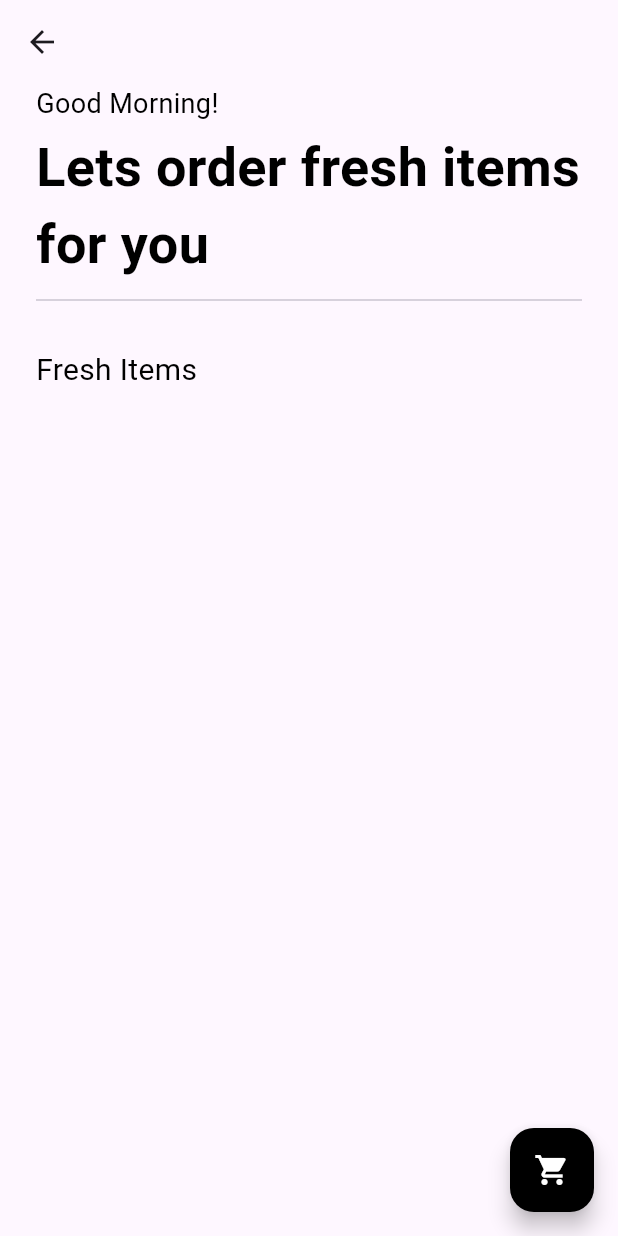
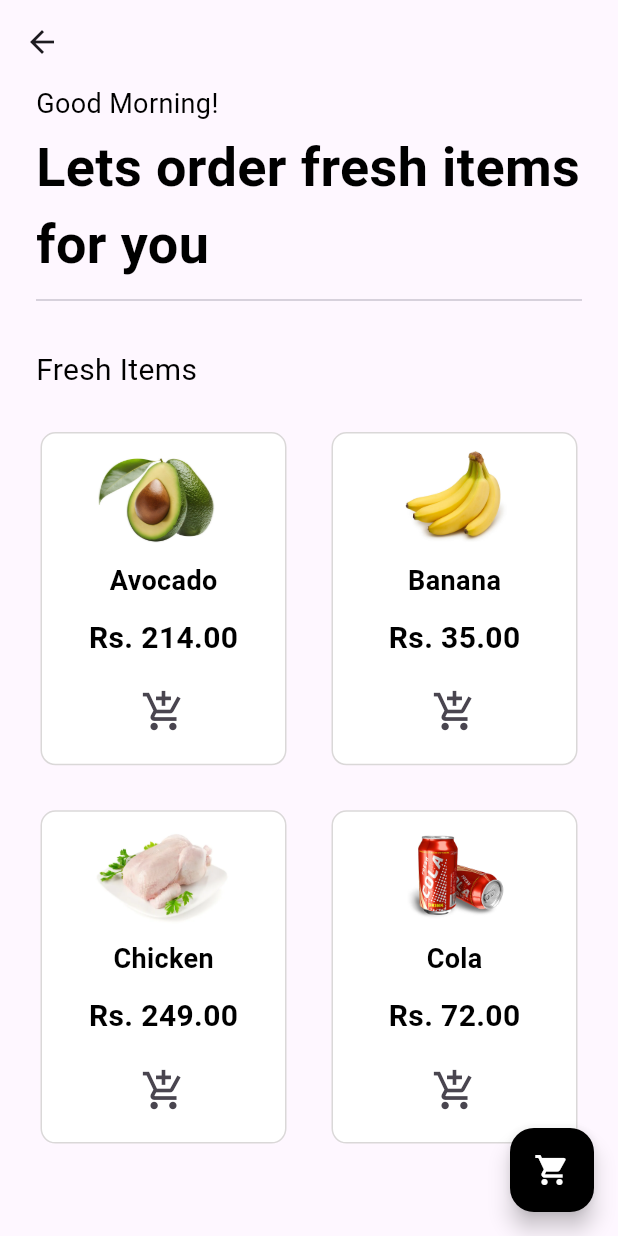
Before and after one commit to Ardra-14/shopping_app, a Flutter app: the screen it shows after launch, after a tap on "Get Started", on a phone screen of 412 x 824 dp. Run offline on Flutter 3.47's test engine with Material 3 defaults, Android fonts, the light colour scheme and no system bars; our stand-ins replace bloc, equatable, flutter_bloc.

Commit message:
second commit

```diff
--- a/lib/app.dart
+++ b/lib/app.dart
@@ -1,4 +1,6 @@
 import 'package:flutter/material.dart';
+import 'package:flutter_bloc/flutter_bloc.dart';
+import 'package:my_app/bloc/bloc/cart_bloc.dart';
 import 'package:my_app/intro_page.dart';
 
 class MyApp extends StatelessWidget {
@@ -6,10 +8,13 @@ class MyApp extends StatelessWidget {
 
   @override
   Widget build(BuildContext context) {
-    return MaterialApp(
-      debugShowCheckedModeBanner: false,
-      title: "Shopping Cart",
-      home: IntroPage(),
+    return BlocProvider(
+      create: (context) => CartBloc(),
+      child: MaterialApp(
+        debugShowCheckedModeBanner: false,
+        title: "Shopping Cart",
+        home: IntroPage(),
+      ),
     );
   }
 }
--- a/lib/bloc/bloc/cart_event.dart
+++ b/lib/bloc/bloc/cart_event.dart
@@ -1,7 +1,7 @@
 part of 'cart_bloc.dart';
 
 @immutable
-sealed class CartEvent extends Equatable{
+class CartEvent extends Equatable{
   CartEvent();
   @override
   List <Object> get props => [];
--- a/lib/home_page.dart
+++ b/lib/home_page.dart
@@ -2,6 +2,7 @@ import 'package:flutter/material.dart';
 import 'package:my_app/cart_page.dart';
 import 'package:my_app/intro_page.dart';
 import 'package:my_app/models/grocery_item.dart';
+import 'package:my_app/models/grocery_tile.dart';
 
 class HomePage extends StatelessWidget {
   final List<Grocery> groceryItems = [
@@ -74,19 +75,19 @@ class HomePage extends StatelessWidget {
               ),
             ),
 
-            // Expanded(
+            Expanded(
 
-            //   child: GridView.builder(
-            //   padding: EdgeInsets.all(12),
-            //   gridDelegate: SliverGridDelegateWithFixedCrossAxisCount(crossAxisCount: 2,
-            //           childAspectRatio: 1 / 1.3,
-            //           ),
-            //           itemCount: groceryItems.length,
-            //   itemBuilder: (context, index) {
-            //     return GroceryTile(grocery: groceryItems[index]);
-            //   },
-            //   )
-            //   ),
+              child: GridView.builder(
+              padding: EdgeInsets.all(12),
+              gridDelegate: SliverGridDelegateWithFixedCrossAxisCount(crossAxisCount: 2,
+                      childAspectRatio: 1 / 1.3,
+                      ),
+                      itemCount: groceryItems.length,
+              itemBuilder: (context, index) {
+                return GroceryTile(grocery: groceryItems[index]);
+              },
+              )
+              ),
         ],
         ),
         )
--- a/lib/models/grocery_tile.dart
+++ b/lib/models/grocery_tile.dart
@@ -1,10 +1,114 @@
 import 'package:flutter/material.dart';
+import 'package:flutter_bloc/flutter_bloc.dart';
+import 'package:my_app/bloc/bloc/cart_bloc.dart';
+import 'package:my_app/models/grocery_item.dart';
 
 class GroceryTile extends StatelessWidget {
-  const GroceryTile({super.key});
+  final Grocery grocery;
+  const GroceryTile({super.key, required this.grocery});
 
   @override
   Widget build(BuildContext context) {
-    return const Placeholder();
+    return BlocBuilder<CartBloc, CartState>(
+      builder: (context, state) {
+        final cartBloc = context.read<CartBloc>();
+        final isInCart =
+            state.items.any((item) => item.grocery.id == grocery.id);
+        final quantity = cartBloc.getQuantity(grocery);
+        return Padding(
+          padding: const EdgeInsets.all(15),
+          child: Container(
+            decoration: BoxDecoration(
+              color: Colors.white,
+              border: Border.all(
+                color: Color.fromARGB(255, 218, 216, 216),
+                width: 1,
+              ),
+              borderRadius: BorderRadius.circular(10),
+            ),
+            child: Column(
+              mainAxisAlignment: MainAxisAlignment.spaceEvenly,
+              children: [
+                //image
+
+                Image.asset(
+                  grocery.imagePath,
+                  height: 64,
+                ),
+
+                //itemname
+                Text(
+                  grocery.name,
+                  style: TextStyle(
+                    color: Colors.black,
+                    fontSize: 18,
+                    fontWeight: FontWeight.bold,
+                  ),
+                ),
+                //price
+
+                Text(
+                  'Rs. ' + grocery.price.toStringAsFixed(2),
+                  style: TextStyle(
+                    color: Colors.black,
+                    fontSize: 20,
+                    fontWeight: FontWeight.bold,
+                  ),
+                ),
+
+                //add to cart button
+                Row(
+                  mainAxisSize: MainAxisSize.min,
+                  children: [
+                    IconButton(
+                      iconSize: 30,
+                      icon: Icon(
+                        isInCart
+                            ? Icons.remove_shopping_cart
+                            : Icons.add_shopping_cart,
+                      ),
+                      onPressed: () {
+                        if (isInCart) {
+                          cartBloc.add(RemoveFromCart(grocery: grocery));
+                        } else {
+                          cartBloc.add(AddToCart(grocery: grocery));
+                        }
+                      },
+                    ),
+                    if (isInCart)
+                      Expanded(
+                        child: Row(
+                          mainAxisAlignment: MainAxisAlignment.center,
+                          children: [
+                            IconButton(
+                              iconSize: 30,
+                              icon: Icon(Icons.remove),
+                              onPressed: () {
+                                cartBloc
+                                    .add(DecreaseQuantity(grocery: grocery));
+                              },
+                            ),
+                            Text(
+                              '$quantity',
+                              style: TextStyle(fontSize: 20),
+                            ),
+                            IconButton(
+                              icon: Icon(Icons.add),
+                              onPressed: () {
+                                cartBloc
+                                    .add(IncreaseQuantity(grocery: grocery));
+                              },
+                            ),
+                          ],
+                        ),
+                      ),
+                  ],
+                ),
+              ],
+            ),
+          ),
+        );
+      },
+    );
   }
 }
```
Also changed, not shown: lib/bloc/bloc/cart_bloc.dart (+53 -5 lines), lib/cart_page.dart (+86 -2 lines).
